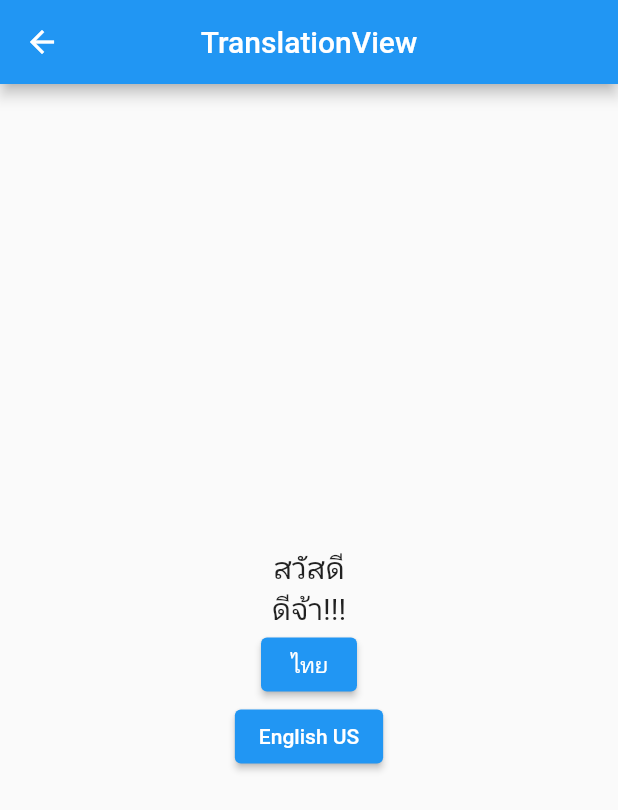
After one commit to chartchuo/getx_tutorial, a Flutter app: the TranslationView screen opened by its route, after a tap on "ไทย", on a phone screen of 412 x 824 dp. The commit adds this screen. Shown: the top 810 px of the screen. Run offline on Flutter 3.47's test engine with Material 2 defaults, Android fonts, the phone set to English and light mode, and no system bars; our stand-ins replace get.

Commit message:
translation

```diff
--- /dev/null
+++ b/lib/app/modules/translation/bindings/translation_binding.dart
@@ -0,0 +1,12 @@
+import 'package:get/get.dart';
+
+import '../controllers/translation_controller.dart';
+
+class TranslationBinding extends Bindings {
+  @override
+  void dependencies() {
+    Get.lazyPut<TranslationController>(
+      () => TranslationController(),
+    );
+  }
+}
--- /dev/null
+++ b/lib/app/modules/translation/views/translation_view.dart
@@ -0,0 +1,42 @@
+import 'package:flutter/material.dart';
+import 'package:get/get.dart';
+
+import '../controllers/translation_controller.dart';
+
+class TranslationView extends GetView<TranslationController> {
+  const TranslationView({Key? key}) : super(key: key);
+  @override
+  Widget build(BuildContext context) {
+    return Scaffold(
+      appBar: AppBar(
+        title: const Text('TranslationView'),
+        centerTitle: true,
+      ),
+      body: Center(
+        child: Column(
+          mainAxisAlignment: MainAxisAlignment.center,
+          children: [
+            Text(
+              'greeting'.tr,
+              style: const TextStyle(fontSize: 20),
+            ),
+            Text(
+              'greeting2'.tr,
+              style: const TextStyle(fontSize: 20),
+            ),
+            ElevatedButton(
+                onPressed: () {
+                  Get.updateLocale(const Locale('th', 'TH'));
+                },
+                child: const Text('ไทย')),
+            ElevatedButton(
+                onPressed: () {
+                  Get.updateLocale(const Locale('en', 'US'));
+                },
+                child: const Text('English US')),
+          ],
+        ),
+      ),
+    );
+  }
+}
--- a/lib/app/routes/app_pages.dart
+++ b/lib/app/routes/app_pages.dart
@@ -14,6 +14,8 @@ import '../modules/login/views/login_view.dart';
 import '../modules/main_menu/bindings/main_menu_binding.dart';
 import '../modules/main_menu/views/main_menu_view.dart';
 import '../modules/simple/views/simple_view.dart';
+import '../modules/translation/bindings/translation_binding.dart';
+import '../modules/translation/views/translation_view.dart';
 
 // ignore_for_file: constant_identifier_names
 
@@ -66,5 +68,10 @@ class AppPages {
       page: () => const ClockView(),
       binding: ClockBinding(),
     ),
+    GetPage(
+      name: _Paths.TRANSLATION,
+      page: () => const TranslationView(),
+      binding: TranslationBinding(),
+    ),
   ];
 }
--- a/lib/app/routes/app_routes.dart
+++ b/lib/app/routes/app_routes.dart
@@ -12,6 +12,7 @@ abstract class Routes {
   static const CLOCK = _Paths.CLOCK;
   static const AUTH_ERROR = _Paths.LOGIN + _Paths.AUTH_ERROR;
   static const MAIN_MENU = _Paths.MAIN_MENU;
+  static const TRANSLATION = _Paths.TRANSLATION;
 }
 
 abstract class _Paths {
@@ -23,4 +24,5 @@ abstract class _Paths {
   static const CLOCK = '/clock';
   static const AUTH_ERROR = '/auth-error';
   static const MAIN_MENU = '/main-menu';
+  static const TRANSLATION = '/translation';
 }
--- a/lib/main.dart
+++ b/lib/main.dart
@@ -1,6 +1,7 @@
 import 'package:flutter/material.dart';
 import 'package:get/get.dart';
 import 'package:getx_tutorial/app/bindings/app_bindings.dart';
+import 'package:getx_tutorial/app/translations/translation.dart';
 
 import 'app/routes/app_pages.dart';
 
@@ -11,6 +12,9 @@ void main() {
       initialRoute: AppPages.INITIAL,
       getPages: AppPages.routes,
       initialBinding: AppBinding(),
+      locale: Get.deviceLocale,
+      fallbackLocale: const Locale('en', 'US'),
+      translations: Languages(),
     ),
   );
 }
```
Also changed, not shown: lib/app/modules/translation/controllers/translation_controller.dart (added, +23 -0 lines), lib/app/translations/translation.dart (added, +15 -0 lines).
